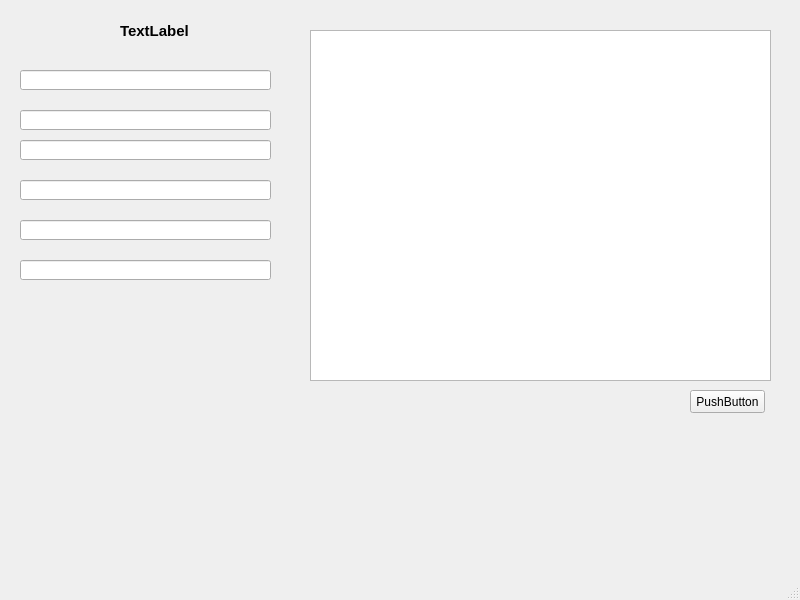
Before: the Qt Designer form scr/main1.ui in alex300011/Stoloto_Rapida_news, drawn with Qt 5.
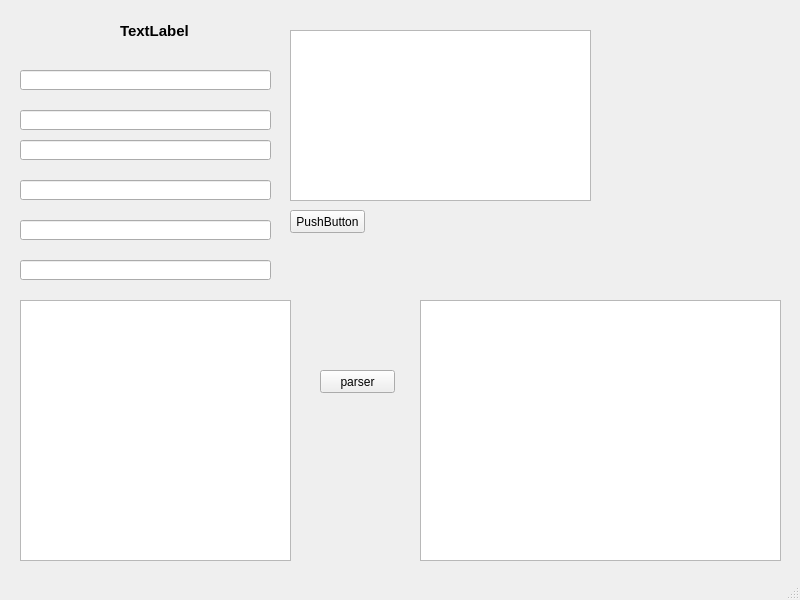
After: the same form once the commit is applied.

The edit to the form file:
```diff
--- a/scr/main1.ui
+++ b/scr/main1.ui
@@ -17,8 +17,8 @@
    <widget class="QPushButton" name="pushButton">
     <property name="geometry">
      <rect>
-      <x>690</x>
-      <y>390</y>
+      <x>290</x>
+      <y>210</y>
       <width>75</width>
       <height>23</height>
      </rect>
@@ -110,10 +110,43 @@
    <widget class="QTableWidget" name="tableWidget">
     <property name="geometry">
      <rect>
-      <x>310</x>
+      <x>290</x>
       <y>30</y>
-      <width>461</width>
-      <height>351</height>
+      <width>301</width>
+      <height>171</height>
+     </rect>
+    </property>
+   </widget>
+   <widget class="QListWidget" name="listWidget">
+    <property name="geometry">
+     <rect>
+      <x>20</x>
+      <y>300</y>
+      <width>271</width>
+      <height>261</height>
+     </rect>
+    </property>
+   </widget>
+   <widget class="QPushButton" name="pushButton_2">
+    <property name="geometry">
+     <rect>
+      <x>320</x>
+      <y>370</y>
+      <width>75</width>
+      <height>23</height>
+     </rect>
+    </property>
+    <property name="text">
+     <string>parser</string>
+    </property>
+   </widget>
+   <widget class="QTextEdit" name="textEdit">
+    <property name="geometry">
+     <rect>
+      <x>420</x>
+      <y>300</y>
+      <width>361</width>
+      <height>261</height>
      </rect>
     </property>
    </widget>
```
